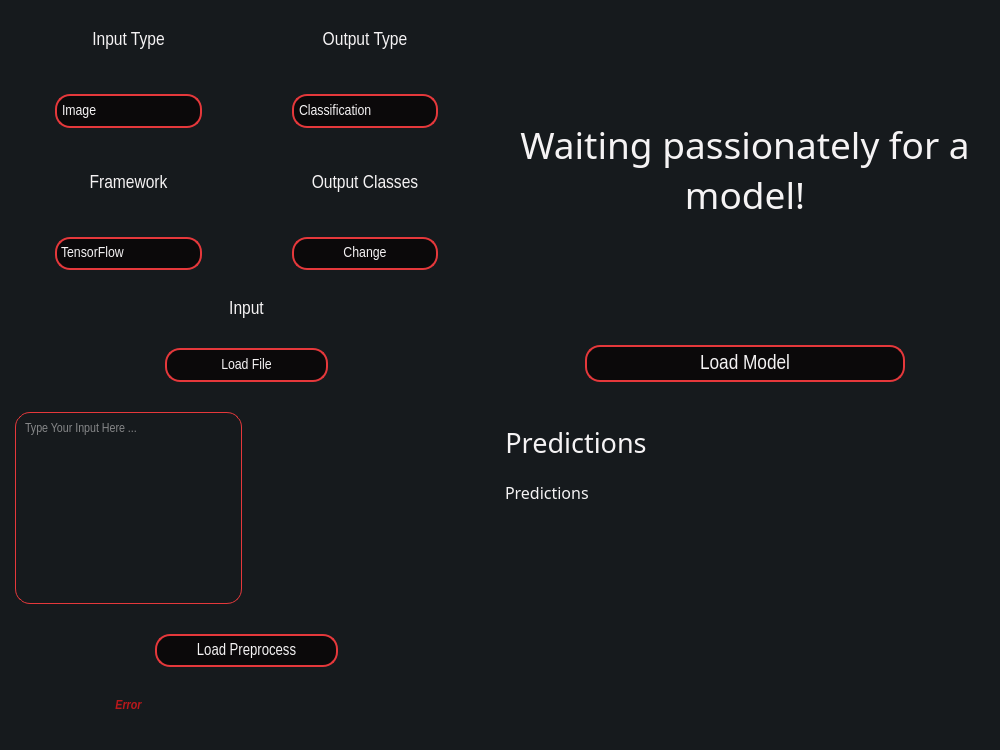
Qt form main-page.ui (heidariarash/NN2GUI) before a commit.
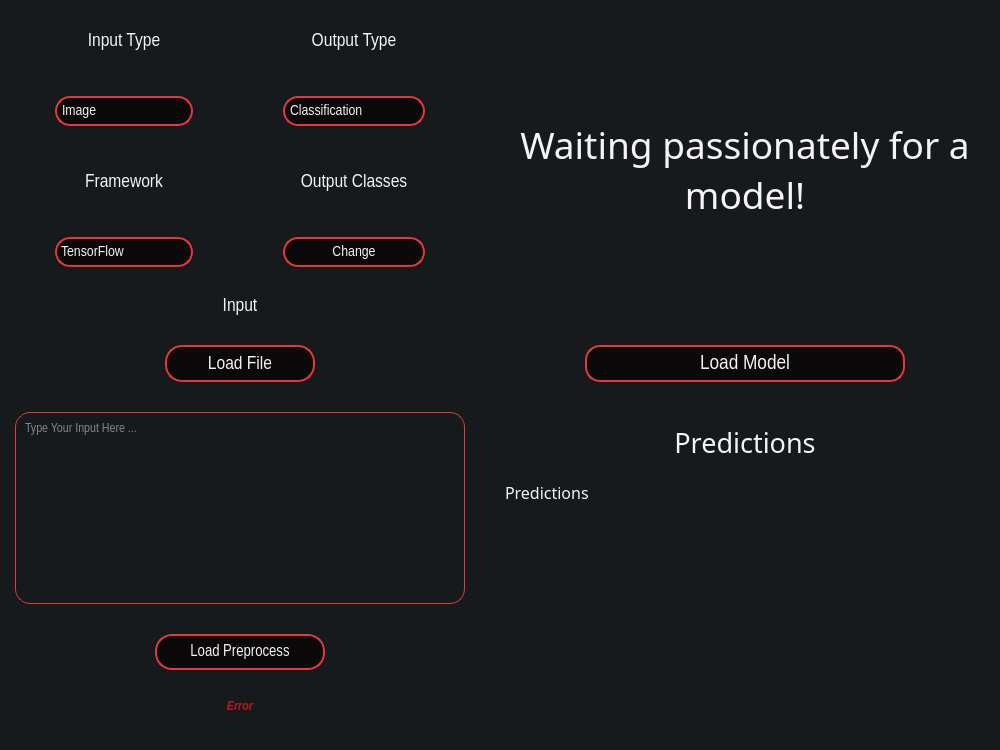
The same form after that commit. Icons and pictures are not drawn.

Commit message: button size adjusted

What changed in the file:
```diff
--- a/main-page.ui
+++ b/main-page.ui
@@ -71,45 +71,6 @@
       <property name="verticalSpacing">
        <number>20</number>
       </property>
-      <item row="6" column="0">
-       <widget class="QLabel" name="predictions">
-        <property name="enabled">
-         <bool>true</bool>
-        </property>
-        <property name="sizePolicy">
-         <sizepolicy hsizetype="Preferred" vsizetype="Preferred">
-          <horstretch>0</horstretch>
-          <verstretch>30</verstretch>
-         </sizepolicy>
-        </property>
-        <property name="font">
-         <font>
-          <family>MV Boli</family>
-          <pointsize>12</pointsize>
-         </font>
-        </property>
-        <property name="styleSheet">
-         <string notr="true">QLabel {
-	color: #F5F3F4;
-}</string>
-        </property>
-        <property name="text">
-         <string>Predictions</string>
-        </property>
-        <property name="textFormat">
-         <enum>Qt::PlainText</enum>
-        </property>
-        <property name="scaledContents">
-         <bool>false</bool>
-        </property>
-        <property name="alignment">
-         <set>Qt::AlignLeading|Qt::AlignLeft|Qt::AlignTop</set>
-        </property>
-        <property name="wordWrap">
-         <bool>true</bool>
-        </property>
-       </widget>
-      </item>
       <item row="3" column="0">
        <widget class="Line" name="line">
         <property name="styleSheet">
@@ -122,55 +83,6 @@
         </property>
        </widget>
       </item>
-      <item row="4" column="0">
-       <widget class="QLabel" name="predictions_info">
-        <property name="sizePolicy">
-         <sizepolicy hsizetype="Preferred" vsizetype="Preferred">
-          <horstretch>0</horstretch>
-          <verstretch>5</verstretch>
-         </sizepolicy>
-        </property>
-        <property name="font">
-         <font>
-          <family>MV Boli</family>
-          <pointsize>20</pointsize>
-         </font>
-        </property>
-        <property name="styleSheet">
-         <string notr="true">QLabel {
-	color: #F5F3F4;
-}</string>
-        </property>
-        <property name="text">
-         <string>Predictions</string>
-        </property>
-        <property name="textFormat">
-         <enum>Qt::PlainText</enum>
-        </property>
-        <property name="scaledContents">
-         <bool>false</bool>
-        </property>
-        <property name="alignment">
-         <set>Qt::AlignCenter</set>
-        </property>
-        <property name="wordWrap">
-         <bool>true</bool>
-        </property>
-       </widget>
-      </item>
-      <item row="4" column="1">
-       <widget class="QLabel" name="prediction_info_holder">
-        <property name="minimumSize">
-         <size>
-          <width>0</width>
-          <height>38</height>
-         </size>
-        </property>
-        <property name="text">
-         <string/>
-        </property>
-       </widget>
-      </item>
       <item row="2" column="0" colspan="2">
        <widget class="QPushButton" name="load_model">
         <property name="sizePolicy">
@@ -179,6 +91,12 @@
           <verstretch>5</verstretch>
          </sizepolicy>
         </property>
+        <property name="maximumSize">
+         <size>
+          <width>480</width>
+          <height>40</height>
+         </size>
+        </property>
         <property name="font">
          <font>
           <family>Arial Narrow</family>
@@ -250,16 +168,78 @@
         </property>
        </widget>
       </item>
-      <item row="6" column="1">
-       <widget class="QLabel" name="predictions_holder">
-        <property name="minimumSize">
-         <size>
-          <width>0</width>
-          <height>232</height>
-         </size>
+      <item row="4" column="0" colspan="2">
+       <widget class="QLabel" name="predictions_info">
+        <property name="sizePolicy">
+         <sizepolicy hsizetype="Preferred" vsizetype="Preferred">
+          <horstretch>0</horstretch>
+          <verstretch>5</verstretch>
+         </sizepolicy>
         </property>
+        <property name="font">
+         <font>
+          <family>MV Boli</family>
+          <pointsize>20</pointsize>
+         </font>
+        </property>
+        <property name="styleSheet">
+         <string notr="true">QLabel {
+	color: #F5F3F4;
+}</string>
+        </property>
         <property name="text">
-         <string/>
+         <string>Predictions</string>
+        </property>
+        <property name="textFormat">
+         <enum>Qt::PlainText</enum>
+        </property>
+        <property name="scaledContents">
+         <bool>false</bool>
+        </property>
+        <property name="alignment">
+         <set>Qt::AlignCenter</set>
+        </property>
+        <property name="wordWrap">
+         <bool>true</bool>
+        </property>
+       </widget>
+      </item>
+      <item row="6" column="0" colspan="2">
+       <widget class="QLabel" name="predictions">
+        <property name="enabled">
+         <bool>true</bool>
+        </property>
+        <property name="sizePolicy">
+         <sizepolicy hsizetype="Preferred" vsizetype="Preferred">
+          <horstretch>0</horstretch>
+          <verstretch>30</verstretch>
+         </sizepolicy>
+        </property>
+        <property name="font">
+         <font>
+          <family>MV Boli</family>
+          <pointsize>12</pointsize>
+         </font>
+        </property>
+        <property name="styleSheet">
+         <string notr="true">QLabel {
+	color: #F5F3F4;
+}</string>
+        </property>
+        <property name="text">
+         <string>Predictions</string>
+        </property>
+        <property name="textFormat">
+         <enum>Qt::PlainText</enum>
+        </property>
+        <property name="scaledContents">
+         <bool>false</bool>
+        </property>
+        <property name="alignment">
+         <set>Qt::AlignLeading|Qt::AlignLeft|Qt::AlignTop</set>
+        </property>
+        <property name="wordWrap">
+         <bool>true</bool>
         </property>
        </widget>
       </item>
@@ -270,14 +250,236 @@
       <property name="sizeConstraint">
        <enum>QLayout::SetDefaultConstraint</enum>
       </property>
+      <item row="8" column="0" colspan="2">
+       <widget class="QTextEdit" name="input_input">
+        <property name="sizePolicy">
+         <sizepolicy hsizetype="Preferred" vsizetype="Preferred">
+          <horstretch>0</horstretch>
+          <verstretch>0</verstretch>
+         </sizepolicy>
+        </property>
+        <property name="minimumSize">
+         <size>
+          <width>0</width>
+          <height>192</height>
+         </size>
+        </property>
+        <property name="font">
+         <font>
+          <family>Arial Narrow</family>
+          <pointsize>10</pointsize>
+         </font>
+        </property>
+        <property name="styleSheet">
+         <string notr="true">QTextEdit {
+	border-radius: 15px;
+	border: 1px solid #E5383B;
+	padding: 5px;
+	color: #F5F3F4;
+}
+
+QTextEdit:disabled {
+	background-color: #BA181B;
+}</string>
+        </property>
+        <property name="verticalScrollBarPolicy">
+         <enum>Qt::ScrollBarAlwaysOff</enum>
+        </property>
+        <property name="horizontalScrollBarPolicy">
+         <enum>Qt::ScrollBarAlwaysOff</enum>
+        </property>
+        <property name="acceptRichText">
+         <bool>true</bool>
+        </property>
+        <property name="placeholderText">
+         <string>Type Your Input Here ...</string>
+        </property>
+       </widget>
+      </item>
+      <item row="11" column="0" colspan="2">
+       <widget class="QLabel" name="load_preprocess_error">
+        <property name="sizePolicy">
+         <sizepolicy hsizetype="Preferred" vsizetype="Preferred">
+          <horstretch>0</horstretch>
+          <verstretch>0</verstretch>
+         </sizepolicy>
+        </property>
+        <property name="font">
+         <font>
+          <family>Arial Narrow</family>
+          <pointsize>10</pointsize>
+          <weight>75</weight>
+          <italic>true</italic>
+          <bold>true</bold>
+         </font>
+        </property>
+        <property name="styleSheet">
+         <string notr="true">QLabel {
+	color: #BA181B;
+}</string>
+        </property>
+        <property name="text">
+         <string>Error</string>
+        </property>
+        <property name="alignment">
+         <set>Qt::AlignCenter</set>
+        </property>
+       </widget>
+      </item>
+      <item row="5" column="0" colspan="2">
+       <widget class="QLabel" name="label_5">
+        <property name="sizePolicy">
+         <sizepolicy hsizetype="Minimum" vsizetype="Expanding">
+          <horstretch>0</horstretch>
+          <verstretch>0</verstretch>
+         </sizepolicy>
+        </property>
+        <property name="minimumSize">
+         <size>
+          <width>450</width>
+          <height>0</height>
+         </size>
+        </property>
+        <property name="font">
+         <font>
+          <family>Arial Narrow</family>
+          <pointsize>14</pointsize>
+         </font>
+        </property>
+        <property name="styleSheet">
+         <string notr="true">QLabel {
+	color: #F5F3F4;
+}</string>
+        </property>
+        <property name="text">
+         <string>Input</string>
+        </property>
+        <property name="alignment">
+         <set>Qt::AlignCenter</set>
+        </property>
+       </widget>
+      </item>
+      <item row="3" column="0">
+       <widget class="QComboBox" name="framework_type">
+        <property name="sizePolicy">
+         <sizepolicy hsizetype="Preferred" vsizetype="Preferred">
+          <horstretch>0</horstretch>
+          <verstretch>15</verstretch>
+         </sizepolicy>
+        </property>
+        <property name="maximumSize">
+         <size>
+          <width>222</width>
+          <height>70</height>
+         </size>
+        </property>
+        <property name="font">
+         <font>
+          <family>Arial Narrow</family>
+          <pointsize>11</pointsize>
+         </font>
+        </property>
+        <property name="cursor">
+         <cursorShape>PointingHandCursor</cursorShape>
+        </property>
+        <property name="styleSheet">
+         <string notr="true">QComboBox{
+	color: #F5F3F4;
+    border: 2px solid #E5383B;
+    border-radius: 15px;
+    background-color: #0B090A;
+    padding: 2px;
+	padding-left: 4px;
+	margin: 20px;
+	margin-left: 40px;
+	margin-right: 40px;
+}
+
+QComboBox::drop-down {
+	border: 0px;
+	width: 0px;
+}
+
+QComboBox QAbstractItemView {
+    border: 2px solid #E5383B;
+    selection-background-color: #A4161A;
+	color: #F5F3F4;
+	background-color: #0B090A;
+	border-radius: 5px;
+}</string>
+        </property>
+        <property name="sizeAdjustPolicy">
+         <enum>QComboBox::AdjustToContentsOnFirstShow</enum>
+        </property>
+        <item>
+         <property name="text">
+          <string>TensorFlow</string>
+         </property>
+        </item>
+        <item>
+         <property name="text">
+          <string>PyTorch</string>
+         </property>
+        </item>
+       </widget>
+      </item>
+      <item row="3" column="1">
+       <widget class="QPushButton" name="output_classes">
+        <property name="sizePolicy">
+         <sizepolicy hsizetype="Preferred" vsizetype="Preferred">
+          <horstretch>0</horstretch>
+          <verstretch>15</verstretch>
+         </sizepolicy>
+        </property>
+        <property name="maximumSize">
+         <size>
+          <width>222</width>
+          <height>70</height>
+         </size>
+        </property>
+        <property name="font">
+         <font>
+          <family>Arial Narrow</family>
+          <pointsize>11</pointsize>
+         </font>
+        </property>
+        <property name="cursor">
+         <cursorShape>PointingHandCursor</cursorShape>
+        </property>
+        <property name="styleSheet">
+         <string notr="true">QPushButton {
+    color: #F5F3F4;
+    border: 2px solid #E5383B;
+    border-radius: 15px;
+    background-color: #0B090A;
+	margin: 20px;
+	margin-left: 40px;
+	margin-right: 40px;
+}
+
+QPushButton:hover {
+    background-color: #A4161A;
+}</string>
+        </property>
+        <property name="text">
+         <string>Change</string>
+        </property>
+       </widget>
+      </item>
       <item row="1" column="0">
        <widget class="QComboBox" name="input_type">
         <property name="sizePolicy">
-         <sizepolicy hsizetype="Minimum" vsizetype="Expanding">
+         <sizepolicy hsizetype="Preferred" vsizetype="Preferred">
           <horstretch>0</horstretch>
           <verstretch>15</verstretch>
          </sizepolicy>
         </property>
+        <property name="maximumSize">
+         <size>
+          <width>222</width>
+          <height>70</height>
+         </size>
+        </property>
         <property name="font">
          <font>
           <family>Arial Narrow</family>
@@ -376,70 +578,6 @@
         </property>
        </widget>
       </item>
-      <item row="1" column="1">
-       <widget class="QComboBox" name="output_type">
-        <property name="sizePolicy">
-         <sizepolicy hsizetype="Expanding" vsizetype="Expanding">
-          <horstretch>0</horstretch>
-          <verstretch>15</verstretch>
-         </sizepolicy>
-        </property>
-        <property name="font">
-         <font>
-          <family>Arial Narrow</family>
-          <pointsize>11</pointsize>
-         </font>
-        </property>
-        <property name="cursor">
-         <cursorShape>PointingHandCursor</cursorShape>
-        </property>
-        <property name="styleSheet">
-         <string notr="true">QComboBox{
-	color: #F5F3F4;
-    border: 2px solid #E5383B;
-    border-radius: 15px;
-    background-color: #0B090A;
-    padding: 2px;
-	padding-left: 5px;
-	margin: 20px;
-	margin-left: 40px;
-	margin-right: 40px;
-}
-
-QComboBox::drop-down {
-	border: 0px;
-	width: 0px;
-}
-
-QComboBox::down-arrow {
-	width: 5px;
-	height: 5px;
-	image: url(:/gallery/arrow-down.png);
-}
-
-QComboBox QAbstractItemView {
-    border: 2px solid #E5383B;
-    selection-background-color: #A4161A;
-	color: #F5F3F4;
-	background-color: #0B090A;
-	border-radius: 5px;
-}</string>
-        </property>
-        <property name="sizeAdjustPolicy">
-         <enum>QComboBox::AdjustToMinimumContentsLengthWithIcon</enum>
-        </property>
-        <item>
-         <property name="text">
-          <string>Classification</string>
-         </property>
-        </item>
-        <item>
-         <property name="text">
-          <string>Regression</string>
-         </property>
-        </item>
-       </widget>
-      </item>
       <item row="9" column="0" colspan="2">
        <widget class="QPushButton" name="load_preprocess">
         <property name="sizePolicy">
@@ -448,6 +586,12 @@
           <verstretch>15</verstretch>
          </sizepolicy>
         </property>
+        <property name="maximumSize">
+         <size>
+          <width>450</width>
+          <height>80</height>
+         </size>
+        </property>
         <property name="font">
          <font>
           <family>Arial Narrow</family>
@@ -461,7 +605,7 @@
          <string notr="true">QPushButton {
     color: #F5F3F4;
     border: 2px solid #E5383B;
-    border-radius: 15px;
+    border-radius: 17px;
     background-color: #0B090A;
 	margin: 20px;
 	margin-left: 140px;
@@ -477,14 +621,26 @@
         </property>
        </widget>
       </item>
-      <item row="6" column="0" colspan="2">
-       <widget class="QPushButton" name="load_input">
+      <item row="1" column="1">
+       <widget class="QComboBox" name="output_type">
         <property name="sizePolicy">
          <sizepolicy hsizetype="Preferred" vsizetype="Preferred">
           <horstretch>0</horstretch>
           <verstretch>15</verstretch>
          </sizepolicy>
         </property>
+        <property name="minimumSize">
+         <size>
+          <width>222</width>
+          <height>70</height>
+         </size>
+        </property>
+        <property name="maximumSize">
+         <size>
+          <width>222</width>
+          <height>70</height>
+         </size>
+        </property>
         <property name="font">
          <font>
           <family>Arial Narrow</family>
@@ -495,27 +651,50 @@
          <cursorShape>PointingHandCursor</cursorShape>
         </property>
         <property name="styleSheet">
-         <string notr="true">QPushButton {
-    color: #F5F3F4;
+         <string notr="true">QComboBox{
+	color: #F5F3F4;
     border: 2px solid #E5383B;
     border-radius: 15px;
     background-color: #0B090A;
+    padding: 2px;
+	padding-left: 5px;
 	margin: 20px;
-	margin-left: 150px;
-	margin-right: 150px;
+	margin-left: 40px;
+	margin-right: 40px;
 }
 
-QPushButton:hover {
-    background-color: #A4161A;
+QComboBox::drop-down {
+	border: 0px;
+	width: 0px;
 }
 
-QPushButton:disabled {
-	background-color: #BA181B;
+QComboBox::down-arrow {
+	width: 5px;
+	height: 5px;
+	image: url(:/gallery/arrow-down.png);
+}
+
+QComboBox QAbstractItemView {
+    border: 2px solid #E5383B;
+    selection-background-color: #A4161A;
+	color: #F5F3F4;
+	background-color: #0B090A;
+	border-radius: 5px;
 }</string>
         </property>
-        <property name="text">
-         <string>Load File</string>
+        <property name="sizeAdjustPolicy">
+         <enum>QComboBox::AdjustToMinimumContentsLengthWithIcon</enum>
         </property>
+        <item>
+         <property name="text">
+          <string>Classification</string>
+         </property>
+        </item>
+        <item>
+         <property name="text">
+          <string>Regression</string>
+         </property>
+        </item>
        </widget>
       </item>
       <item row="2" column="1">
@@ -545,33 +724,6 @@
         </property>
        </widget>
       </item>
-      <item row="2" column="0">
-       <widget class="QLabel" name="label_2">
-        <property name="sizePolicy">
-         <sizepolicy hsizetype="Minimum" vsizetype="Expanding">
-          <horstretch>40</horstretch>
-          <verstretch>10</verstretch>
-         </sizepolicy>
-        </property>
-        <property name="font">
-         <font>
-          <family>Arial Narrow</family>
-          <pointsize>14</pointsize>
-         </font>
-        </property>
-        <property name="styleSheet">
-         <string notr="true">QLabel {
-	color: #F5F3F4;
-}</string>
-        </property>
-        <property name="text">
-         <string>Framework</string>
-        </property>
-        <property name="alignment">
-         <set>Qt::AlignCenter</set>
-        </property>
-       </widget>
-      </item>
       <item row="0" column="1">
        <widget class="QLabel" name="label_3">
         <property name="sizePolicy">
@@ -599,76 +751,51 @@
         </property>
        </widget>
       </item>
-      <item row="3" column="0">
-       <widget class="QComboBox" name="framework_type">
+      <item row="2" column="0">
+       <widget class="QLabel" name="label_2">
         <property name="sizePolicy">
          <sizepolicy hsizetype="Minimum" vsizetype="Expanding">
-          <horstretch>0</horstretch>
-          <verstretch>15</verstretch>
+          <horstretch>40</horstretch>
+          <verstretch>10</verstretch>
          </sizepolicy>
         </property>
         <property name="font">
          <font>
           <family>Arial Narrow</family>
-          <pointsize>11</pointsize>
+          <pointsize>14</pointsize>
          </font>
         </property>
-        <property name="cursor">
-         <cursorShape>PointingHandCursor</cursorShape>
-        </property>
         <property name="styleSheet">
-         <string notr="true">QComboBox{
+         <string notr="true">QLabel {
 	color: #F5F3F4;
-    border: 2px solid #E5383B;
-    border-radius: 15px;
-    background-color: #0B090A;
-    padding: 2px;
-	padding-left: 4px;
-	margin: 20px;
-	margin-left: 40px;
-	margin-right: 40px;
-}
-
-QComboBox::drop-down {
-	border: 0px;
-	width: 0px;
-}
-
-QComboBox QAbstractItemView {
-    border: 2px solid #E5383B;
-    selection-background-color: #A4161A;
-	color: #F5F3F4;
-	background-color: #0B090A;
-	border-radius: 5px;
 }</string>
         </property>
-        <property name="sizeAdjustPolicy">
-         <enum>QComboBox::AdjustToContentsOnFirstShow</enum>
+        <property name="text">
+         <string>Framework</string>
         </property>
-        <item>
-         <property name="text">
-          <string>TensorFlow</string>
-         </property>
-        </item>
-        <item>
-         <property name="text">
-          <string>PyTorch</string>
-         </property>
-        </item>
+        <property name="alignment">
+         <set>Qt::AlignCenter</set>
+        </property>
        </widget>
       </item>
-      <item row="3" column="1">
-       <widget class="QPushButton" name="output_classes">
+      <item row="6" column="0" colspan="2">
+       <widget class="QPushButton" name="load_input">
         <property name="sizePolicy">
-         <sizepolicy hsizetype="Minimum" vsizetype="Expanding">
+         <sizepolicy hsizetype="Preferred" vsizetype="Preferred">
           <horstretch>0</horstretch>
           <verstretch>15</verstretch>
          </sizepolicy>
         </property>
+        <property name="maximumSize">
+         <size>
+          <width>450</width>
+          <height>80</height>
+         </size>
+        </property>
         <property name="font">
          <font>
           <family>Arial Narrow</family>
-          <pointsize>11</pointsize>
+          <pointsize>14</pointsize>
          </font>
         </property>
         <property name="cursor">
@@ -678,154 +805,23 @@
          <string notr="true">QPushButton {
     color: #F5F3F4;
     border: 2px solid #E5383B;
-    border-radius: 15px;
+    border-radius: 17px;
     background-color: #0B090A;
 	margin: 20px;
-	margin-left: 40px;
-	margin-right: 40px;
+	margin-left: 150px;
+	margin-right: 150px;
 }
 
 QPushButton:hover {
     background-color: #A4161A;
-}</string>
-        </property>
-        <property name="text">
-         <string>Change</string>
-        </property>
-       </widget>
-      </item>
-      <item row="5" column="0" colspan="2">
-       <widget class="QLabel" name="label_5">
-        <property name="sizePolicy">
-         <sizepolicy hsizetype="Minimum" vsizetype="Expanding">
-          <horstretch>0</horstretch>
-          <verstretch>0</verstretch>
-         </sizepolicy>
-        </property>
-        <property name="minimumSize">
-         <size>
-          <width>450</width>
-          <height>0</height>
-         </size>
-        </property>
-        <property name="font">
-         <font>
-          <family>Arial Narrow</family>
-          <pointsize>14</pointsize>
-         </font>
-        </property>
-        <property name="styleSheet">
-         <string notr="true">QLabel {
-	color: #F5F3F4;
-}</string>
-        </property>
-        <property name="text">
-         <string>Input</string>
-        </property>
-        <property name="alignment">
-         <set>Qt::AlignCenter</set>
-        </property>
-       </widget>
-      </item>
-      <item row="8" column="1">
-       <widget class="QLabel" name="input_holder">
-        <property name="minimumSize">
-         <size>
-          <width>0</width>
-          <height>192</height>
-         </size>
-        </property>
-        <property name="text">
-         <string/>
-        </property>
-       </widget>
-      </item>
-      <item row="8" column="0">
-       <widget class="QTextEdit" name="input_input">
-        <property name="sizePolicy">
-         <sizepolicy hsizetype="Preferred" vsizetype="Preferred">
-          <horstretch>0</horstretch>
-          <verstretch>0</verstretch>
-         </sizepolicy>
-        </property>
-        <property name="minimumSize">
-         <size>
-          <width>0</width>
-          <height>192</height>
-         </size>
-        </property>
-        <property name="font">
-         <font>
-          <family>Arial Narrow</family>
-          <pointsize>10</pointsize>
-         </font>
-        </property>
-        <property name="styleSheet">
-         <string notr="true">QTextEdit {
-	border-radius: 15px;
-	border: 1px solid #E5383B;
-	padding: 5px;
-	color: #F5F3F4;
 }
 
-QTextEdit:disabled {
+QPushButton:disabled {
 	background-color: #BA181B;
 }</string>
         </property>
-        <property name="verticalScrollBarPolicy">
-         <enum>Qt::ScrollBarAlwaysOff</enum>
-        </property>
-        <property name="horizontalScrollBarPolicy">
-         <enum>Qt::ScrollBarAlwaysOff</enum>
-        </property>
-        <property name="acceptRichText">
-         <bool>true</bool>
-        </property>
-        <property name="placeholderText">
-         <string>Type Your Input Here ...</string>
-        </property>
-       </widget>
-      </item>
-      <item row="11" column="0">
-       <widget class="QLabel" name="load_preprocess_error">
-        <property name="sizePolicy">
-         <sizepolicy hsizetype="Preferred" vsizetype="Preferred">
-          <horstretch>0</horstretch>
-          <verstretch>0</verstretch>
-         </sizepolicy>
-        </property>
-        <property name="font">
-         <font>
-          <family>Arial Narrow</family>
-          <pointsize>10</pointsize>
-          <weight>75</weight>
-          <italic>true</italic>
-          <bold>true</bold>
-         </font>
-        </property>
-        <property name="styleSheet">
-         <string notr="true">QLabel {
-	color: #BA181B;
-}</string>
-        </property>
         <property name="text">
-         <string>Error</string>
-        </property>
-        <property name="alignment">
-         <set>Qt::AlignCenter</set>
-        </property>
-       </widget>
-      </item>
-      <item row="11" column="1">
-       <widget class="QLabel" name="error_holder">
-        <property name="minimumSize">
-         <size>
-          <width>0</width>
-          <height>16</height>
-         </size>
-        </property>
-        <property name="text">
-         <string/>
+         <string>Load File</string>
         </property>
        </widget>
       </item>
```
The commit also changes 2 other files.
